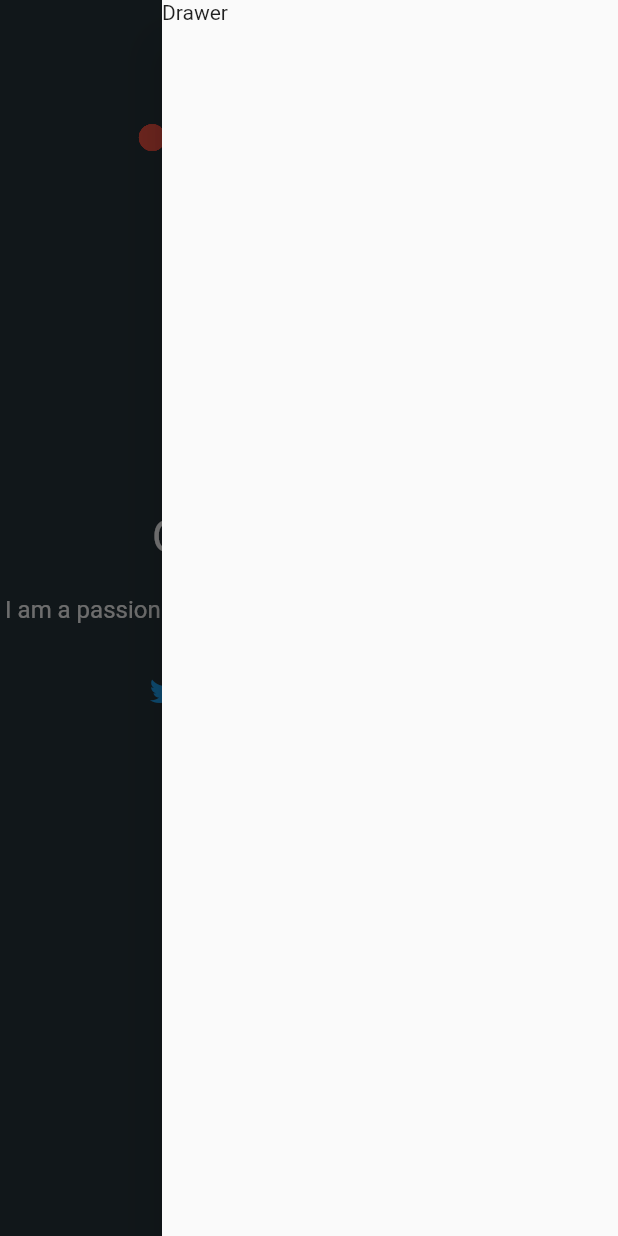
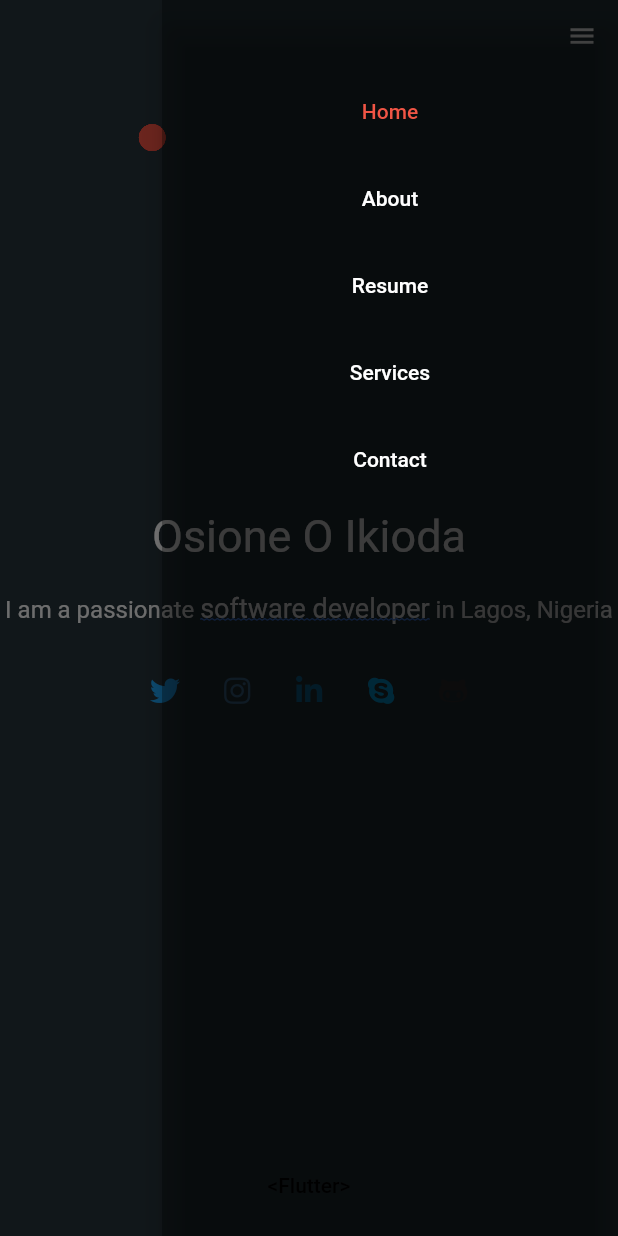
Before and after one commit to whizgenius1/Myportfolio, a Flutter app: the screen it shows after launch, after a tap on the "menu" icon, on a phone screen of 412 x 824 dp. Run offline on Flutter 3.47's test engine with Material 2 defaults, Android fonts, the phone set to English and light mode, and no system bars; our stand-ins replace font_awesome_flutter; missing offline and left inert: dart:html.

```diff
--- a/lib/main.dart
+++ b/lib/main.dart
@@ -1,5 +1,6 @@
 import 'package:flutter/material.dart';
 import 'package:portfolio/utility/theme_data.dart';
+import 'package:portfolio/view/front_page.dart';
 import 'package:portfolio/view/home/home.dart';
 
 void main() {
@@ -47,7 +48,7 @@ class _MyHomePageState extends State<MyHomePage> {
     // fast, so that you can just rebuild anything that needs updating rather
     // than having to individually change instances of widgets.
     return Scaffold(
-      body: Home(),
+      body: FrontPage(page: Home()),
     );
   }
 }
--- a/lib/ui/portfolio_drawer.dart
+++ b/lib/ui/portfolio_drawer.dart
@@ -1,10 +1,86 @@
 import 'package:flutter/material.dart';
+import 'package:portfolio/ui/portfolio_flatButton.dart';
+import 'package:portfolio/utility/slide_route.dart';
+import 'package:portfolio/view/front_page.dart';
 
-class PortfolioDrawer extends StatelessWidget {
+import '../utility/colour.dart';
+import '../utility/colour.dart';
+import '../view/about/about.dart';
+import '../view/home/home.dart';
+import '../view/home/home_small_screen.dart';
+
+class PortfolioDrawer extends StatefulWidget {
+  final className;
+  PortfolioDrawer(this.className);
+  @override
+  _PortfolioDrawerState createState() => _PortfolioDrawerState();
+}
+
+class _PortfolioDrawerState extends State<PortfolioDrawer> {
+  bool _home;
+  bool _about;
+  bool _resume;
+  bool _services;
+  bool _contact;
+
+  @override
+  void initState() {
+    // TODO: implement initState
+    super.initState();
+
+    setState(() {
+      widget.className.runtimeType == HomeSmallScreen().runtimeType
+          ? _home = true
+          : _home = false;
+    });
+  }
+
   @override
   Widget build(BuildContext context) {
-    return Drawer(
-      child: Text("Drawer"),
+    return Theme(
+      data: Theme.of(context).copyWith(
+        // Set the transparency here
+        canvasColor: Colors.black26.withOpacity(
+            .3), //or any other color you want. e.g Colors.blue.withOpacity(0.5)
+      ),
+      child: Drawer(
+          elevation: 8,
+          child: ListView(
+            children: [
+              SizedBox(height: 50),
+              PortfolioFlatButton(
+                onPressed: () {
+                  Navigator.push(
+                      context, SlideRightRoute(page: FrontPage(page: Home())));
+                },
+                textColor: _home ? primaryColourLight : white,
+                child: Text("Home"),
+              ),
+              SizedBox(height: 10),
+              PortfolioFlatButton(
+                onPressed: () {
+                  Navigator.push(
+                      context, SlideRightRoute(page: FrontPage(page: About())));
+                },
+                child: Text("About"),
+              ),
+              SizedBox(height: 10),
+              PortfolioFlatButton(
+                onPressed: () {},
+                child: Text("Resume"),
+              ),
+              SizedBox(height: 10),
+              PortfolioFlatButton(
+                onPressed: () {},
+                child: Text("Services"),
+              ),
+              SizedBox(height: 10),
+              PortfolioFlatButton(
+                onPressed: () {},
+                child: Text("Contact"),
+              ),
+            ],
+          )),
     );
   }
 }
--- /dev/null
+++ b/lib/ui/portfolio_flatButton.dart
@@ -0,0 +1,30 @@
+import 'package:flutter/material.dart';
+
+import '../utility/colour.dart';
+import '../utility/colour.dart';
+
+class PortfolioFlatButton extends StatelessWidget {
+  final Function onPressed;
+  final Widget child;
+  final Color textColor;
+  final Color splashColor;
+  final double size;
+
+  PortfolioFlatButton(
+      {@required this.onPressed,
+      @required this.child,
+      this.textColor = white,
+      this.splashColor = primaryColourLight,
+      this.size = 30});
+
+  @override
+  Widget build(BuildContext context) {
+    return FlatButton(
+      onPressed: onPressed,
+      child: child,
+      // splashColor: splashColor,
+      height: size,
+      textColor: textColor,
+    );
+  }
+}
--- a/lib/ui/social.dart
+++ b/lib/ui/social.dart
@@ -1,3 +1,4 @@
+// ignore: avoid_web_libraries_in_flutter
 import 'dart:html' as html;
 
 import 'package:flutter/material.dart';
--- /dev/null
+++ b/lib/utility/slide_route.dart
@@ -0,0 +1,27 @@
+import 'package:flutter/material.dart';
+
+class SlideRightRoute extends PageRouteBuilder {
+  final Widget page;
+  SlideRightRoute({this.page})
+      : super(
+    pageBuilder: (
+        BuildContext context,
+        Animation<double> animation,
+        Animation<double> secondaryAnimation,
+        ) =>
+    page,
+    transitionsBuilder: (
+        BuildContext context,
+        Animation<double> animation,
+        Animation<double> secondaryAnimation,
+        Widget child,
+        ) =>
+        SlideTransition(
+          position: Tween<Offset>(
+            begin: const Offset(-1, 0),
+            end: Offset.zero,
+          ).animate(animation),
+          child: child,
+        ),
+  );
+}
--- a/lib/utility/theme_data.dart
+++ b/lib/utility/theme_data.dart
@@ -13,9 +13,6 @@ ThemeData _baseBuilderTheme() {
       primaryColor: primaryColour,
       accentColor: secondaryColour,
       scaffoldBackgroundColor: backgroundColor,
-
-
-
       appBarTheme: base.appBarTheme.copyWith(
           elevation: 1,
           color: primaryColour,
--- a/lib/view/about/about.dart
+++ b/lib/view/about/about.dart
@@ -1,8 +1,13 @@
 import 'package:flutter/material.dart';
+import 'package:portfolio/view/about/about_large_screen.dart';
+import 'package:portfolio/view/about/about_small_screen.dart';
 
 class About extends StatelessWidget {
   @override
   Widget build(BuildContext context) {
-    return Container();
+    return LayoutBuilder(
+        builder: (context, constraints) => constraints.maxWidth > 500
+            ? AboutLargeScreen()
+            : AboutSmallScreen());
   }
 }
--- /dev/null
+++ b/lib/view/about/about_large_screen.dart
@@ -0,0 +1,8 @@
+import 'package:flutter/material.dart';
+
+class AboutLargeScreen extends StatelessWidget {
+  @override
+  Widget build(BuildContext context) {
+    return Container();
+  }
+}
--- /dev/null
+++ b/lib/view/about/about_small_screen.dart
@@ -0,0 +1,8 @@
+import 'package:flutter/material.dart';
+
+class AboutSmallScreen extends StatelessWidget {
+  @override
+  Widget build(BuildContext context) {
+    return Container();
+  }
+}
--- /dev/null
+++ b/lib/view/front_page.dart
@@ -0,0 +1,18 @@
+import 'package:flutter/material.dart';
+
+class FrontPage extends StatelessWidget {
+  final Widget page;
+  // final String className;
+  FrontPage({
+    @required this.page,
+    //this.className
+  });
+
+  final GlobalKey<ScaffoldState> _scaffoldKey = new GlobalKey<ScaffoldState>();
+  @override
+  Widget build(BuildContext context) {
+    return Scaffold(
+      body: page,
+    );
+  }
+}
--- a/lib/view/home/home.dart
+++ b/lib/view/home/home.dart
@@ -1,6 +1,6 @@
 import 'package:flutter/material.dart';
-import 'package:portfolio/view/home/large_screen.dart';
-import 'package:portfolio/view/home/small_screen.dart';
+import 'package:portfolio/view/home/home_large_screen.dart';
+import 'package:portfolio/view/home/home_small_screen.dart';
 
 class Home extends StatelessWidget {
   @override
--- a/lib/view/home/small_screen.dart
+++ b/lib/view/home/home_small_screen.dart
@@ -13,7 +13,7 @@ class HomeSmallScreen extends StatelessWidget {
   Widget build(BuildContext context) {
     return Scaffold(
       key: _scaffoldKey,
-      endDrawer: PortfolioDrawer(),
+      endDrawer: PortfolioDrawer(HomeSmallScreen()),
       backgroundColor: secondaryColourLight,
       body: Stack(
         children: [
--- a/pubspec.yaml
+++ b/pubspec.yaml
@@ -35,9 +35,9 @@ dependencies:
 dev_dependencies:
   flutter_test:
     sdk: flutter
-  build_runner: ^1.10.6
-  build_test: ^1.3.0
-  build_web_compilers: ^2.15.2
+#  build_runner: ^1.10.6
+#  build_test: ^1.3.0
+#  build_web_compilers: ^2.15.2
 
 # For information on the generic Dart part of this file, see the
 # following page: https://dart.dev/tools/pub/pubspec
```
Also changed, not shown: lib/view/home/home_large_screen.dart (renamed from lib/view/home/large_screen.dart), pubspec.lock, 1 other file.
